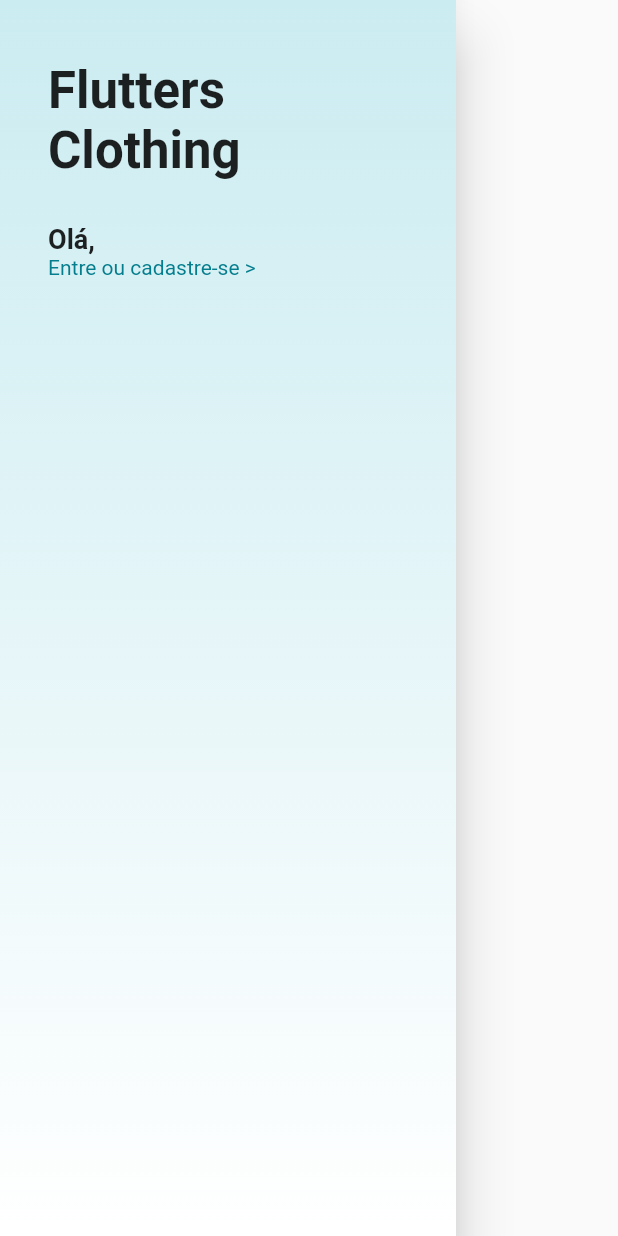
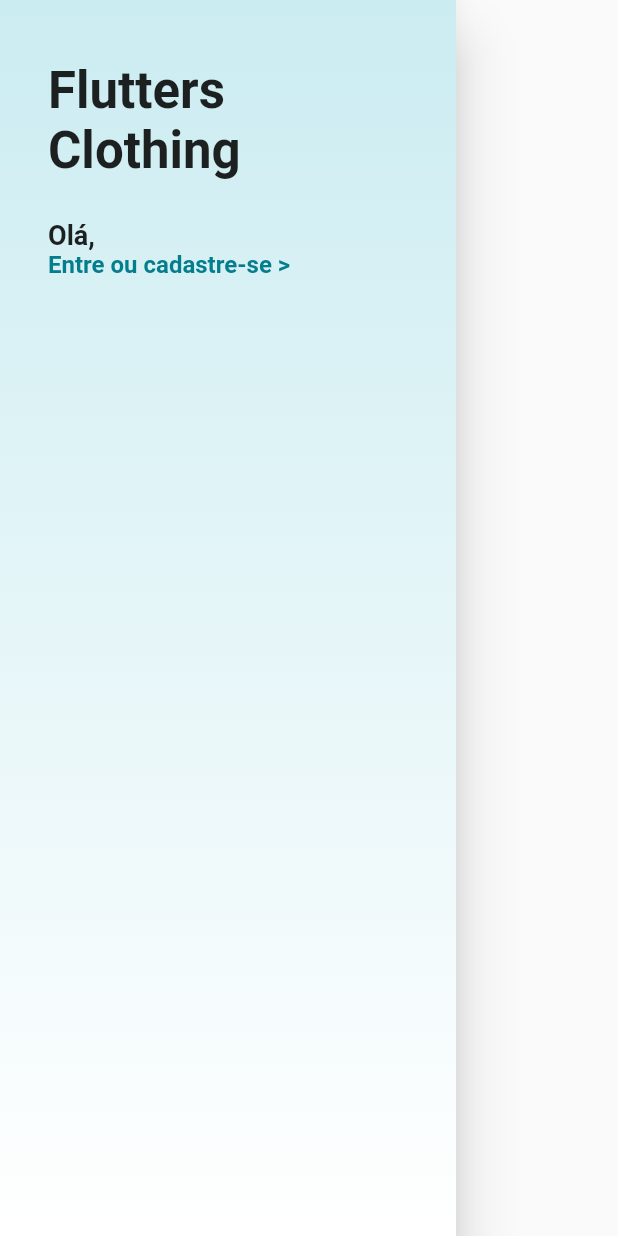
Before and after one commit to AlexandreFerreira97/loja_virtual, a Flutter app: the CustomDrawer widget shown alone on an empty page, opened directly, on a phone screen of 412 x 824 dp. Run offline on Flutter 3.47's test engine with Material 2 defaults, Android fonts, the phone set to English and light mode, and no system bars; our stand-ins replace cloud_firestore, transparent_image; accounts and stored records are empty; statements that could not run were skipped.

Commit message:
Update custromDrawer.dart

```diff
--- a/lib/widgets/custromDrawer.dart
+++ b/lib/widgets/custromDrawer.dart
@@ -41,9 +41,13 @@ class CustomDrawer extends StatelessWidget {
                         children: [
                           const Text('Olá,',style: TextStyle(fontSize: 18.0,fontWeight: FontWeight.bold),
                           ),
-                          Text('Entre ou cadastre-se >',style: TextStyle(
-                            color: Theme.of(context).primaryColor,
-                          ),)
+                          GestureDetector(
+                            child: Text('Entre ou cadastre-se >',style: TextStyle(
+                                color: Theme.of(context).primaryColor,
+                                fontWeight: FontWeight.bold,
+                                fontSize: 16.0
+                            ),),
+                          ),
                         ],
                       ),
                     ),
```
